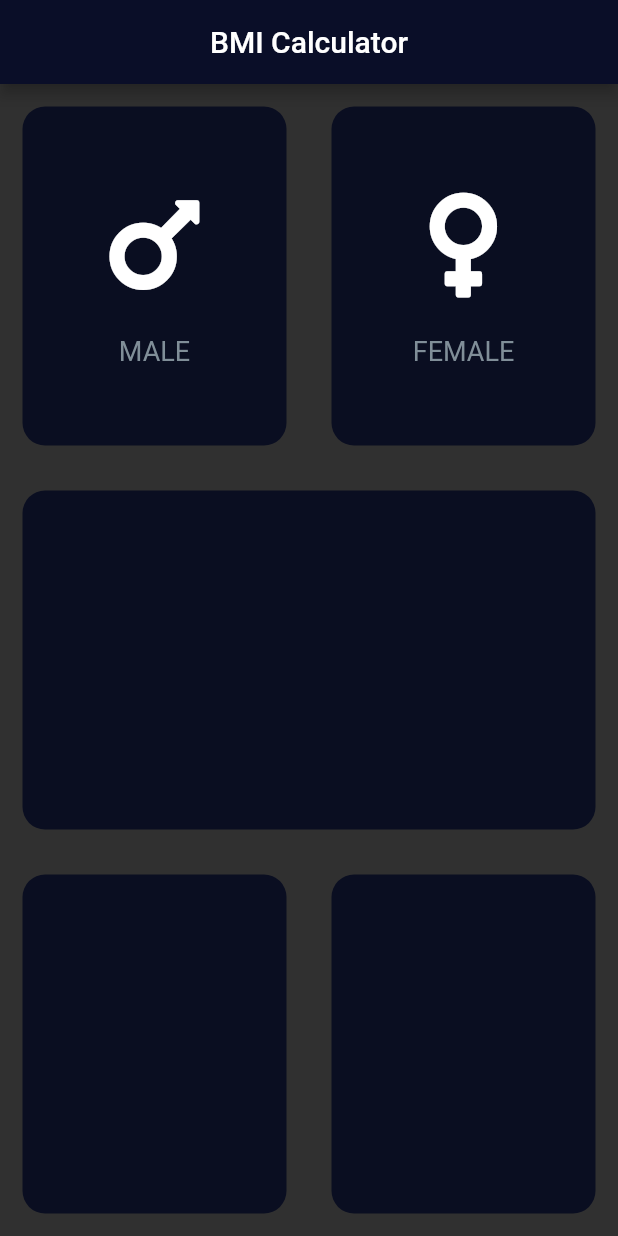
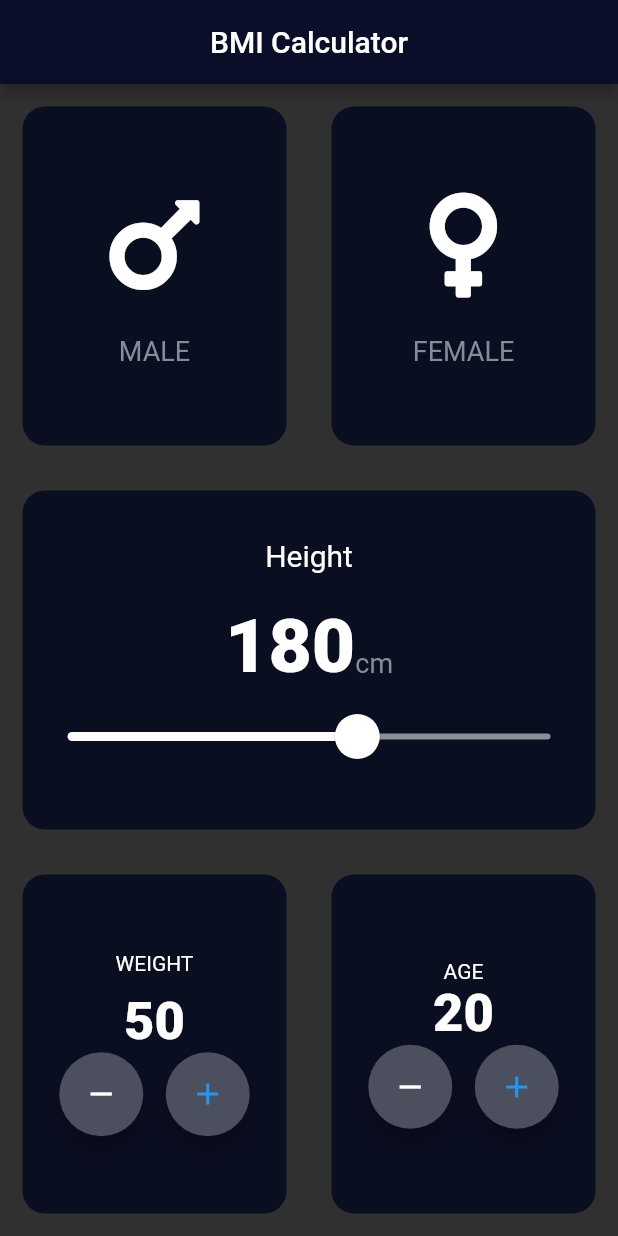
Before and after one commit to LivingstonTardzenyuy/Flutter_Professional_Course, a Flutter app: the screen it shows after launch, after a tap on "MALE", on a phone screen of 412 x 824 dp. Run offline on Flutter 3.47's test engine with Material 2 defaults, Android fonts, the phone set to English and light mode, and no system bars; our stand-ins replace audioplayers, font_awesome_flutter, rflutter_alert.

Commit message:
finish building the first screen. added files such as constanst.dart, icons.dart, etc

```diff
--- /dev/null
+++ b/flutter_course/bmi_measurement/lib/constants.dart
@@ -0,0 +1,16 @@
+import 'package:flutter/material.dart';
+
+const klabelTextStyle = TextStyle(
+  fontSize: 18.0,
+  color: Color(0xFF808E98),
+);
+
+const kcolorTheme = Color(0xFF0A0E28);
+const kmarginContainer = EdgeInsets.all(15.0);
+const kinactiveCardColour = Color(0xFF111328);
+
+
+const kTextStyleForMiddleCardColumn = TextStyle(
+  fontSize: 50.0,
+  fontWeight: FontWeight.w900,
+);
--- a/flutter_course/bmi_measurement/lib/icons.dart
+++ b/flutter_course/bmi_measurement/lib/icons.dart
@@ -1,10 +1,7 @@
 import 'package:flutter/material.dart';
 import 'input_page.dart';
+import 'constants.dart';
 
-const labelTextStyle = TextStyle(
-  fontSize: 18.0,
-  color: Color(0xFF808E98),
-);
 
 const sizeIcon = 80.0;
 
@@ -30,7 +27,7 @@ class ReusableStyle extends StatelessWidget {
 
         Text(
           label,
-          style: labelTextStyle,
+          style: klabelTextStyle,
         )
 
       ],
--- a/flutter_course/bmi_measurement/lib/input_page.dart
+++ b/flutter_course/bmi_measurement/lib/input_page.dart
@@ -2,6 +2,7 @@ import 'package:flutter/material.dart';
 import 'package:font_awesome_flutter/font_awesome_flutter.dart';
 import 'reusableCard.dart';
 import 'icons.dart';
+import 'constants.dart';
 
 class InputPage extends StatefulWidget {
 
@@ -9,32 +10,36 @@ class InputPage extends StatefulWidget {
   State<InputPage> createState() => _InputPageState();
 }
 
-const colorTheme = Color(0xFF0A0E28);
-const marginContainer = EdgeInsets.all(15.0);
-const inactiveCardColour = Color(0xFF111328);
 
+enum GenderType{
+  male,
+  female,
+}
+
+int height = 180;
+int weight = 50;
+int age = 20;
 class _InputPageState extends State<InputPage> {
 
-  Color maleCardColour = inactiveCardColour;
-  Color femaleCardColour = inactiveCardColour;
+  Color maleCardColour = kinactiveCardColour;
+  Color femaleCardColour = kinactiveCardColour;
 
   // 1 = male , 2 = female
-  void updateColour(int press){
-    if (maleCardColour == 1){
-      if (maleCardColour == inactiveCardColour){
-        maleCardColour = colorTheme;
-        femaleCardColour = inactiveCardColour;
+  void updateColour(GenderType selectedGender){
+    if (selectedGender == GenderType.male){
+      if (maleCardColour == kinactiveCardColour){
+        maleCardColour = kcolorTheme;
+        femaleCardColour = kinactiveCardColour;
       }
     }
 
-    if (femaleCardColour == 2){
-      if (femaleCardColour == 2){
-        if(femaleCardColour == inactiveCardColour){
-          femaleCardColour = colorTheme;
-          maleCardColour = inactiveCardColour;
+      if (selectedGender == GenderType.female){
+        if(femaleCardColour == kinactiveCardColour){
+          femaleCardColour = kcolorTheme;
+          maleCardColour = kinactiveCardColour;
         }
       }
-    }
+
   }
 
   @override
@@ -47,6 +52,7 @@ class _InputPageState extends State<InputPage> {
       ),
 
       body: Column(
+        crossAxisAlignment: CrossAxisAlignment.stretch,
         children: <Widget>[
           Expanded(
             child: Row(
@@ -55,7 +61,7 @@ class _InputPageState extends State<InputPage> {
                   onTap: () {
 
                     setState(() {
-                      updateColour(1);
+                      updateColour(GenderType.male);
                     });
 
                   },
@@ -74,7 +80,7 @@ class _InputPageState extends State<InputPage> {
                   child: GestureDetector(
                     onTap: () {
                       setState(() {
-                        updateColour(2);
+                        updateColour(GenderType.female);
                       });
                     },
                     child: GestureDetector(
@@ -96,7 +102,64 @@ class _InputPageState extends State<InputPage> {
           ),
 
           Expanded(
-            child: ReusableCard(colour: colorTheme,
+            child: ReusableCard(
+              colour: kcolorTheme,
+              cardChild: Column(
+                mainAxisAlignment: MainAxisAlignment.center,
+                children: <Widget>[
+                  Text(
+                    'Height',
+                    style: TextStyle(
+                      color: Colors.white,
+                      fontSize: 20.0,
+                    ),
+                  ),
+
+                  SizedBox(height: 20.0),
+
+                  Row(
+                    mainAxisAlignment: MainAxisAlignment.center,
+                    crossAxisAlignment: CrossAxisAlignment.baseline,
+                    textBaseline: TextBaseline.alphabetic,
+                    children: <Widget>[
+                      Text(
+                        height.toString(),
+                        style: kTextStyleForMiddleCardColumn,
+                      ),
+
+                      Text(
+
+                          'cm',
+                        style: klabelTextStyle,
+                      )
+                    ],
+                  ),
+
+
+                  SliderTheme(
+                    data: SliderTheme.of(context).copyWith(
+                      thumbColor: Color(0xFFEB1555),
+                      overlayColor: Color(0xFFEB1555),
+                      thumbShape: RoundSliderThumbShape(enabledThumbRadius: 15.0),
+                      overlayShape: RoundSliderOverlayShape(overlayRadius: 30.0),
+                    ),
+                    child: Slider(
+                      value: height.toDouble(),
+                      min: 120.0,
+                      max: 220.0,
+                      activeColor: Colors.white,
+                      inactiveColor: Color(0xFF8D8E98),
+
+                      onChanged: (double newValue) {
+                        setState(() {
+                          height = newValue.round();
+                        });
+                      },
+
+                    ),
+                  ),
+                ],
+              ),
             ),
           ),
 
@@ -105,11 +168,129 @@ class _InputPageState extends State<InputPage> {
             child: Row(
             children: <Widget>[
               Expanded(
-                child: ReusableCard(colour: colorTheme,),
+                child: ReusableCard(
+                  colour: kcolorTheme,
+                  cardChild: Column(
+                    mainAxisAlignment: MainAxisAlignment.center,
+                    children: <Widget>[
+                      Text(
+                      'WEIGHT',
+                      // style: TextStyle(
+                      //
+                      // ),
+                      ),
+
+                      SizedBox(height: 10.0),
+                      Text(
+                        weight.toString(),
+                        style: TextStyle(
+                          fontWeight: FontWeight.w900,
+                          fontSize: 35.0,
+                        ),
+
+                      ),
+
+                      Row(
+                        mainAxisAlignment: MainAxisAlignment.center,
+                        children: [
+                          FloatingActionButton(
+                            onPressed: () {
+                              setState(() {
+                                weight --;
+
+                              });
+                            },
+                            backgroundColor: Color(0xFF4C4F5E),
+                            child: Icon(
+                                Icons.remove,
+                                color: Colors.white,
+                            ),
+                          ),
+
+                          SizedBox(width: 15.0),
+                          FloatingActionButton(
+                              onPressed: () {
+                                setState(() {
+                                  weight ++;
+                                });
+                              },
+                              backgroundColor: Color(0xFF4C4F5E),
+                              child: Icon(
+                                Icons.add,
+                                color: Colors.blue,
+
+
+                              ),
+                          ),
+
+                        ],
+
+
+                      ),
+
+                    ],
+                  ),
+                ),
               ),
 
               Expanded(
-                child: ReusableCard(colour: colorTheme,),
+                child: ReusableCard(
+                  colour: kcolorTheme,
+                  cardChild: Column(
+                    mainAxisAlignment: MainAxisAlignment.center,
+                    children: <Widget>[
+                      Text(
+                        'AGE',
+                      ),
+
+                      Text(
+                        age.toString(),
+                        style: TextStyle(
+                          fontSize: 35.0,
+                          fontWeight: FontWeight.w900,
+                        ),
+                      ),
+
+                      Row(
+                        mainAxisAlignment: MainAxisAlignment.center,
+                        children: <Widget>[
+                          FloatingActionButton(
+                              onPressed: () {
+                                setState(() {
+                                  age --;
+                                });
+                              },
+
+                            backgroundColor: Color(0xFF4C4F5E),
+
+                            child: Icon(
+                              Icons.remove,
+                                color: Colors.white,
+
+                            ),
+                          ),
+
+                          SizedBox(width: 15.0),
+                          FloatingActionButton(
+                              onPressed: () {
+                                setState(() {
+                                  age ++;
+                                });
+                              },
+                            backgroundColor: Color(0xFF4C4F5E),
+                            child: Icon(
+                              Icons.add,
+                              color: Colors.blue,
+                            ),
+
+                          )
+
+                        ],
+                      )
+
+                    ],
+                  ),
+                ),
               ),
             ],
             ),
--- a/flutter_course/bmi_measurement/lib/reusableCard.dart
+++ b/flutter_course/bmi_measurement/lib/reusableCard.dart
@@ -1,5 +1,7 @@
 import 'package:flutter/material.dart';
 import 'input_page.dart';
+import 'constants.dart';
+
 
 class ReusableCard extends StatelessWidget {
 
@@ -11,12 +13,14 @@ class ReusableCard extends StatelessWidget {
 
   @override
   Widget build(BuildContext context) {
-    return Container(
-      child: cardChild,
-      margin: marginContainer,
-      decoration: BoxDecoration(
-        color: Color(0xFF0A0E21),
-        borderRadius: BorderRadius.circular(15.0),
+    return GestureDetector(
+      child: Container(
+        child: cardChild,
+        margin: kmarginContainer,
+        decoration: BoxDecoration(
+          color: Color(0xFF0A0E21),
+          borderRadius: BorderRadius.circular(15.0),
+        ),
       ),
     );
   }
```
Also changed, not shown: flutter_course/bmi_measurement/lib/weightAndAgeIncreDecre.dart (added).
